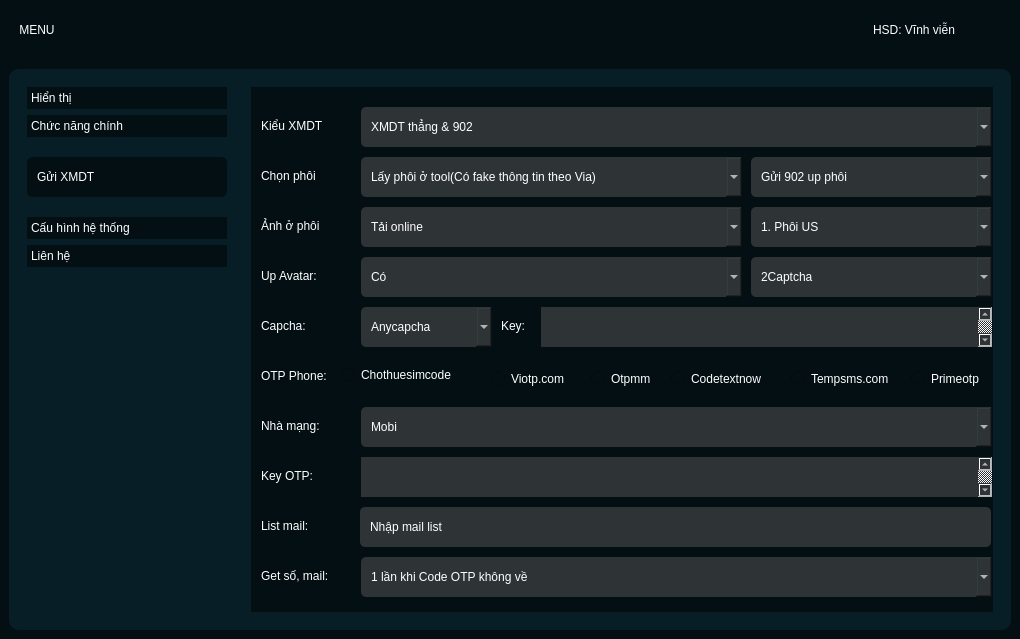
NguyenHuuHai2310/code_dao, file interface.ui: the form before one commit.
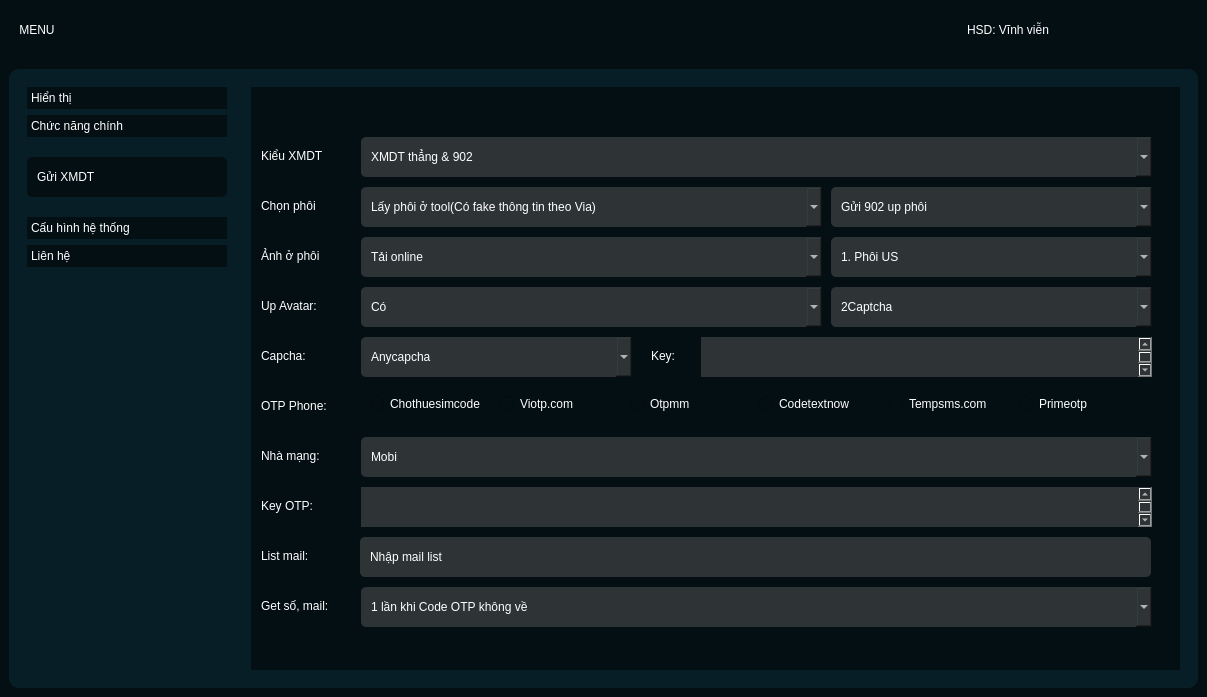
The form after the commit. The open tabs and pages were chosen to show the change. Icons and pictures are not drawn. Custom widgets are drawn as their Qt base class.

```diff
--- a/interface.ui
+++ b/interface.ui
@@ -6,8 +6,8 @@
    <rect>
     <x>0</x>
     <y>0</y>
-    <width>1020</width>
-    <height>639</height>
+    <width>1207</width>
+    <height>697</height>
    </rect>
   </property>
   <property name="cursor">
@@ -67,8 +67,8 @@
   <widget class="QWidget" name="centralwidget">
    <property name="maximumSize">
     <size>
-     <width>1021</width>
-     <height>639</height>
+     <width>16777215</width>
+     <height>16777215</height>
     </size>
    </property>
    <property name="styleSheet">
@@ -1111,9 +1111,9 @@
                     <property name="geometry">
                      <rect>
                       <x>0</x>
-                      <y>0</y>
-                      <width>751</width>
-                      <height>521</height>
+                      <y>30</y>
+                      <width>921</width>
+                      <height>531</height>
                      </rect>
                     </property>
                     <property name="minimumSize">
@@ -1183,7 +1183,7 @@
                       <rect>
                        <x>110</x>
                        <y>170</y>
-                       <width>381</width>
+                       <width>461</width>
                        <height>40</height>
                       </rect>
                      </property>
@@ -1225,7 +1225,7 @@
                       <rect>
                        <x>110</x>
                        <y>220</y>
-                       <width>131</width>
+                       <width>271</width>
                        <height>40</height>
                       </rect>
                      </property>
@@ -1257,28 +1257,12 @@
                       </property>
                      </item>
                     </widget>
-                    <widget class="QRadioButton" name="radioButton_7">
-                     <property name="geometry">
-                      <rect>
-                       <x>90</x>
-                       <y>280</y>
-                       <width>151</width>
-                       <height>16</height>
-                      </rect>
-                     </property>
-                     <property name="styleSheet">
-                      <string notr="true">selection-color: rgb(138, 226, 52);</string>
-                     </property>
-                     <property name="text">
-                      <string>Chothuesimcode</string>
-                     </property>
-                    </widget>
                     <widget class="QComboBox" name="comboBox_14">
                      <property name="geometry">
                       <rect>
-                       <x>500</x>
+                       <x>580</x>
                        <y>170</y>
-                       <width>241</width>
+                       <width>321</width>
                        <height>40</height>
                       </rect>
                      </property>
@@ -1333,7 +1317,7 @@
                       <rect>
                        <x>110</x>
                        <y>320</y>
-                       <width>631</width>
+                       <width>791</width>
                        <height>40</height>
                       </rect>
                      </property>
@@ -1393,7 +1377,7 @@
                     <widget class="QLabel" name="label_16">
                      <property name="geometry">
                       <rect>
-                       <x>250</x>
+                       <x>400</x>
                        <y>230</y>
                        <width>31</width>
                        <height>17</height>
@@ -1416,75 +1400,6 @@
                       <string>Key OTP:</string>
                      </property>
                     </widget>
-                    <widget class="QRadioButton" name="radioButton_8">
-                     <property name="geometry">
-                      <rect>
-                       <x>240</x>
-                       <y>280</y>
-                       <width>101</width>
-                       <height>23</height>
-                      </rect>
-                     </property>
-                     <property name="text">
-                      <string>Viotp.com</string>
-                     </property>
-                    </widget>
-                    <widget class="QRadioButton" name="radioButton_9">
-                     <property name="geometry">
-                      <rect>
-                       <x>340</x>
-                       <y>280</y>
-                       <width>81</width>
-                       <height>23</height>
-                      </rect>
-                     </property>
-                     <property name="text">
-                      <string>Otpmm</string>
-                     </property>
-                    </widget>
-                    <widget class="QRadioButton" name="radioButton_10">
-                     <property name="geometry">
-                      <rect>
-                       <x>420</x>
-                       <y>280</y>
-                       <width>121</width>
-                       <height>23</height>
-                      </rect>
-                     </property>
-                     <property name="styleSheet">
-                      <string notr="true">color: rgb(255, 255, 255);
-</string>
-                     </property>
-                     <property name="text">
-                      <string>Codetextnow</string>
-                     </property>
-                    </widget>
-                    <widget class="QRadioButton" name="radioButton_11">
-                     <property name="geometry">
-                      <rect>
-                       <x>540</x>
-                       <y>280</y>
-                       <width>121</width>
-                       <height>23</height>
-                      </rect>
-                     </property>
-                     <property name="text">
-                      <string>Tempsms.com</string>
-                     </property>
-                    </widget>
-                    <widget class="QRadioButton" name="radioButton_12">
-                     <property name="geometry">
-                      <rect>
-                       <x>660</x>
-                       <y>280</y>
-                       <width>91</width>
-                       <height>23</height>
-                      </rect>
-                     </property>
-                     <property name="text">
-                      <string>Primeotp</string>
-                     </property>
-                    </widget>
                     <widget class="QLabel" name="label_18">
                      <property name="geometry">
                       <rect>
@@ -1516,7 +1431,7 @@
                       <rect>
                        <x>110</x>
                        <y>470</y>
-                       <width>631</width>
+                       <width>791</width>
                        <height>40</height>
                       </rect>
                      </property>
@@ -1598,13 +1513,13 @@
                     </widget>
                     <widget class="QTextEdit" name="textEdit_7">
                      <property name="enabled">
-                      <bool>false</bool>
+                      <bool>true</bool>
                      </property>
                      <property name="geometry">
                       <rect>
                        <x>110</x>
                        <y>370</y>
-                       <width>631</width>
+                       <width>791</width>
                        <height>40</height>
                       </rect>
                      </property>
@@ -1635,11 +1550,11 @@
                     </widget>
                     <widget class="QTextEdit" name="textEdit_8">
                      <property name="enabled">
-                      <bool>false</bool>
+                      <bool>true</bool>
                      </property>
                      <property name="geometry">
                       <rect>
-                       <x>290</x>
+                       <x>450</x>
                        <y>220</y>
                        <width>451</width>
                        <height>40</height>
@@ -1673,9 +1588,9 @@
                     <widget class="QComboBox" name="comboBox_6">
                      <property name="geometry">
                       <rect>
-                       <x>500</x>
+                       <x>580</x>
                        <y>70</y>
-                       <width>241</width>
+                       <width>321</width>
                        <height>40</height>
                       </rect>
                      </property>
@@ -1710,7 +1625,7 @@
                       <rect>
                        <x>110</x>
                        <y>120</y>
-                       <width>381</width>
+                       <width>461</width>
                        <height>40</height>
                       </rect>
                      </property>
@@ -1771,7 +1686,7 @@
                       <rect>
                        <x>110</x>
                        <y>20</y>
-                       <width>631</width>
+                       <width>791</width>
                        <height>40</height>
                       </rect>
                      </property>
@@ -1808,7 +1723,7 @@
                       <rect>
                        <x>110</x>
                        <y>70</y>
-                       <width>381</width>
+                       <width>461</width>
                        <height>40</height>
                       </rect>
                      </property>
@@ -1854,9 +1769,9 @@
                     <widget class="QComboBox" name="comboBox_13">
                      <property name="geometry">
                       <rect>
-                       <x>500</x>
+                       <x>580</x>
                        <y>120</y>
-                       <width>241</width>
+                       <width>321</width>
                        <height>40</height>
                       </rect>
                      </property>
@@ -1911,7 +1826,7 @@
                       <rect>
                        <x>109</x>
                        <y>420</y>
-                       <width>631</width>
+                       <width>791</width>
                        <height>40</height>
                       </rect>
                      </property>
@@ -1935,6 +1850,73 @@
                       <string>Nhập mail list</string>
                      </property>
                     </widget>
+                    <widget class="QFrame" name="frame_14">
+                     <property name="geometry">
+                      <rect>
+                       <x>110</x>
+                       <y>270</y>
+                       <width>791</width>
+                       <height>34</height>
+                      </rect>
+                     </property>
+                     <property name="frameShape">
+                      <enum>QFrame::StyledPanel</enum>
+                     </property>
+                     <property name="frameShadow">
+                      <enum>QFrame::Raised</enum>
+                     </property>
+                     <layout class="QHBoxLayout" name="horizontalLayout_9">
+                      <item>
+                       <widget class="QRadioButton" name="radioButton_7">
+                        <property name="styleSheet">
+                         <string notr="true">selection-color: rgb(138, 226, 52);</string>
+                        </property>
+                        <property name="text">
+                         <string>Chothuesimcode</string>
+                        </property>
+                       </widget>
+                      </item>
+                      <item>
+                       <widget class="QRadioButton" name="radioButton_8">
+                        <property name="text">
+                         <string>Viotp.com</string>
+                        </property>
+                       </widget>
+                      </item>
+                      <item>
+                       <widget class="QRadioButton" name="radioButton_9">
+                        <property name="text">
+                         <string>Otpmm</string>
+                        </property>
+                       </widget>
+                      </item>
+                      <item>
+                       <widget class="QRadioButton" name="radioButton_10">
+                        <property name="styleSheet">
+                         <string notr="true">color: rgb(255, 255, 255);
+</string>
+                        </property>
+                        <property name="text">
+                         <string>Codetextnow</string>
+                        </property>
+                       </widget>
+                      </item>
+                      <item>
+                       <widget class="QRadioButton" name="radioButton_11">
+                        <property name="text">
+                         <string>Tempsms.com</string>
+                        </property>
+                       </widget>
+                      </item>
+                      <item>
+                       <widget class="QRadioButton" name="radioButton_12">
+                        <property name="text">
+                         <string>Primeotp</string>
+                        </property>
+                       </widget>
+                      </item>
+                     </layout>
+                    </widget>
                    </widget>
                   </widget>
                   <widget class="QWidget" name="page_contact">
```
Left out of the diff: 204 changed lines with no effect on the pictures.
